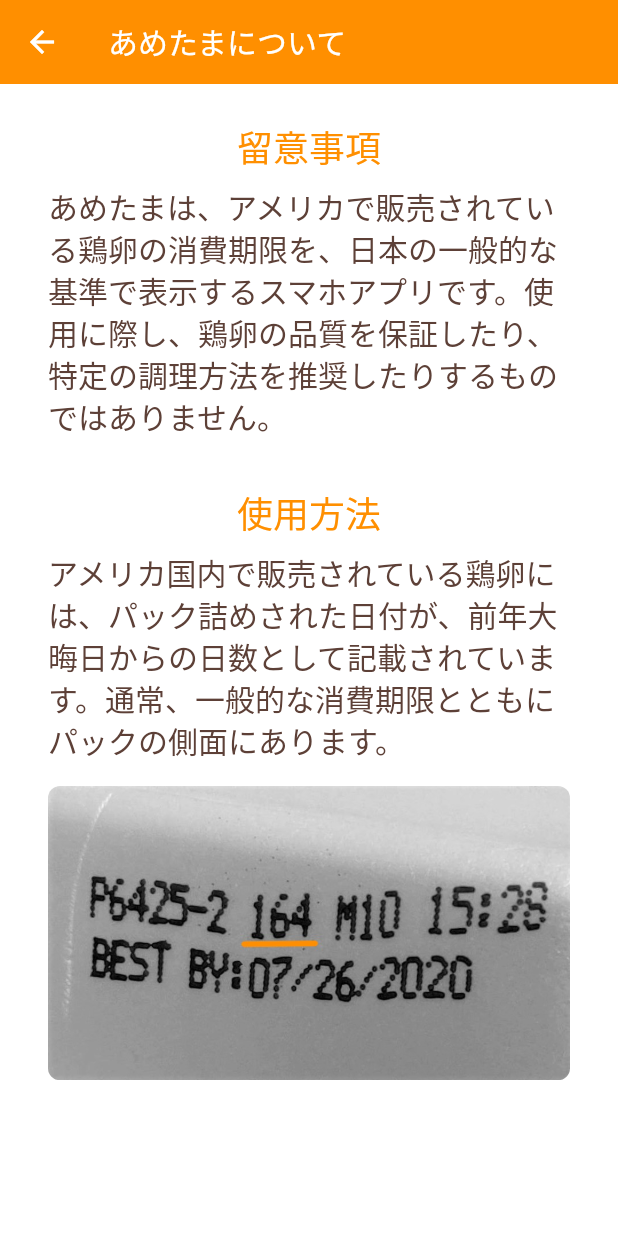
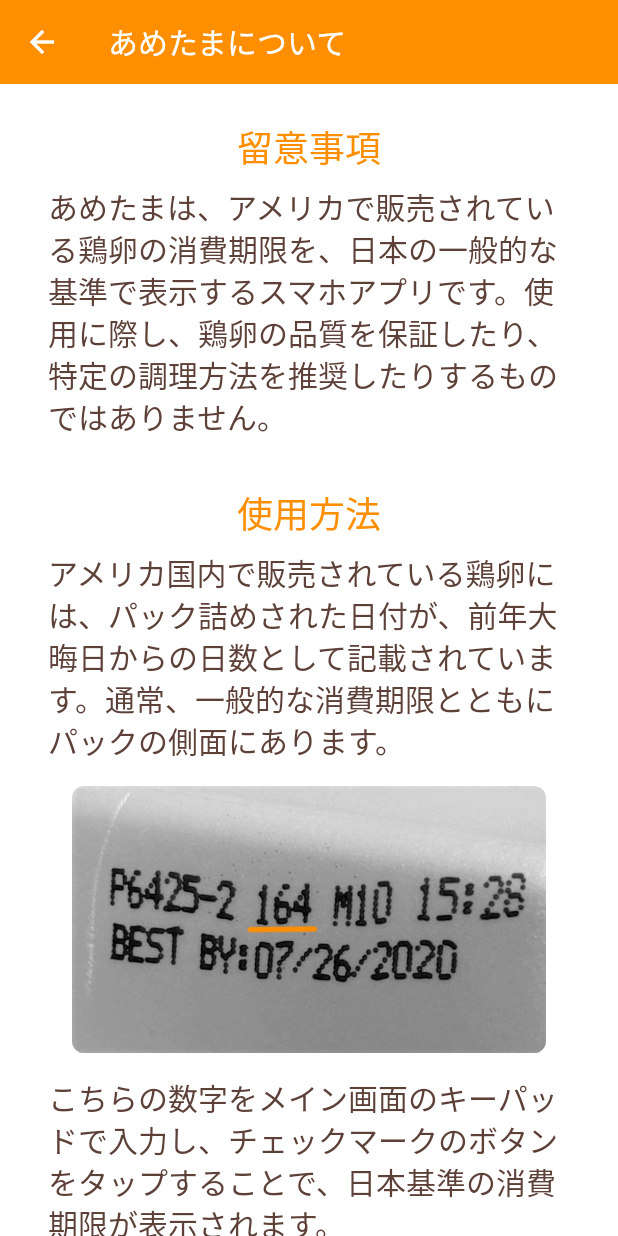
Before and after one commit to ushioda/ametama, a Flutter app: the InfoScreen screen opened directly, on a phone screen of 412 x 824 dp. Run offline on Flutter 3.47's test engine with Material 2 defaults, Android fonts, the phone set to English and light mode, and no system bars; our stand-ins replace shared_preferences; accounts and stored records are empty; Roboto replaces fonts that are missing (KosugiMaru).

Commit message:
version 1 complete

```diff
--- a/lib/constants.dart
+++ b/lib/constants.dart
@@ -27,3 +27,10 @@ const double kIconToFontRatio = 1.35;
 
 const int kFlexRatio1 = 4;
 const int kFlexRatio2 = 15;
+
+const TextStyle kInfoScreenTextStyle = TextStyle(
+  fontFamily: kKosugiMaru,
+  fontSize: kFontSize3,
+  color: kBasicTextColor,
+  height: 1.4,
+);
--- a/lib/screens/info_screen.dart
+++ b/lib/screens/info_screen.dart
@@ -21,47 +21,47 @@ class InfoScreen extends StatelessWidget {
             child: Column(
               children: <Widget>[
                 TitleBox(title: '留意事項'),
-                TextBox(
-                  text:
-                      'あめたまは、アメリカで販売されている鶏卵の消費期限を、日本の一般的な基準で表示するスマホアプリです。使用に際し、鶏卵の品質を保証したり、特定の調理方法を推奨したりするものではありません。',
+                Padding(
+                  padding: EdgeInsets.all(8.0),
+                  child: Text(
+                    'あめたまは、アメリカで販売されている鶏卵の消費期限を、日本の一般的な基準で表示するスマホアプリです。使用に際し、鶏卵の品質を保証したり、特定の調理方法を推奨したりするものではありません。',
+                    style: kInfoScreenTextStyle,
+                  ),
                 ),
                 TitleBox(title: '使用方法'),
-                TextBox(
-                  text:
-                      'アメリカ国内で販売されている鶏卵には、パック詰めされた日付が、前年大晦日からの日数として記載されています。通常、一般的な消費期限とともにパックの側面にあります。',
+                Padding(
+                  padding: EdgeInsets.all(8.0),
+                  child: Text(
+                    'アメリカ国内で販売されている鶏卵には、パック詰めされた日付が、前年大晦日からの日数として記載されています。通常、一般的な消費期限とともにパックの側面にあります。',
+                    style: kInfoScreenTextStyle,
+                  ),
                 ),
                 Padding(
-                  padding: const EdgeInsets.all(8.0),
+                  padding: const EdgeInsets.symmetric(
+                      vertical: 8.0, horizontal: 24.0),
                   child: ClipRRect(
                       borderRadius: BorderRadius.circular(8.0),
                       child: Image(
                           image: AssetImage('assets/julian_example.jpg'))),
-                )
+                ),
+                Padding(
+                  padding: EdgeInsets.all(8.0),
+                  child: Text(
+                    'こちらの数字をメイン画面のキーパッドで入力し、チェックマークのボタンをタップすることで、日本基準の消費期限が表示されます。',
+                    style: kInfoScreenTextStyle,
+                  ),
+                ),
+                Padding(
+                  padding: EdgeInsets.all(8.0),
+                  child: Text(
+                    'パック詰めされた日付から消費期限までの期間は、日本で最も一般的な２週間に設定されています。これを変更したい場合は、「消費期限」の題字をタップし、設定画面からおこなってください。',
+                    style: kInfoScreenTextStyle,
+                  ),
+                ),
+                SizedBox(height: 24.0),
               ],
             ),
           ),
-        ),
-      ),
-    );
-  }
-}
-
-class TextBox extends StatelessWidget {
-  final String text;
-
-  TextBox({@required this.text});
-
-  @override
-  Widget build(BuildContext context) {
-    return Padding(
-      padding: const EdgeInsets.all(8.0),
-      child: Text(
-        text,
-        style: TextStyle(
-          fontFamily: kKosugiMaru,
-          fontSize: kFontSize3,
-          color: kBasicTextColor,
-          height: 1.4,
         ),
       ),
     );
```
